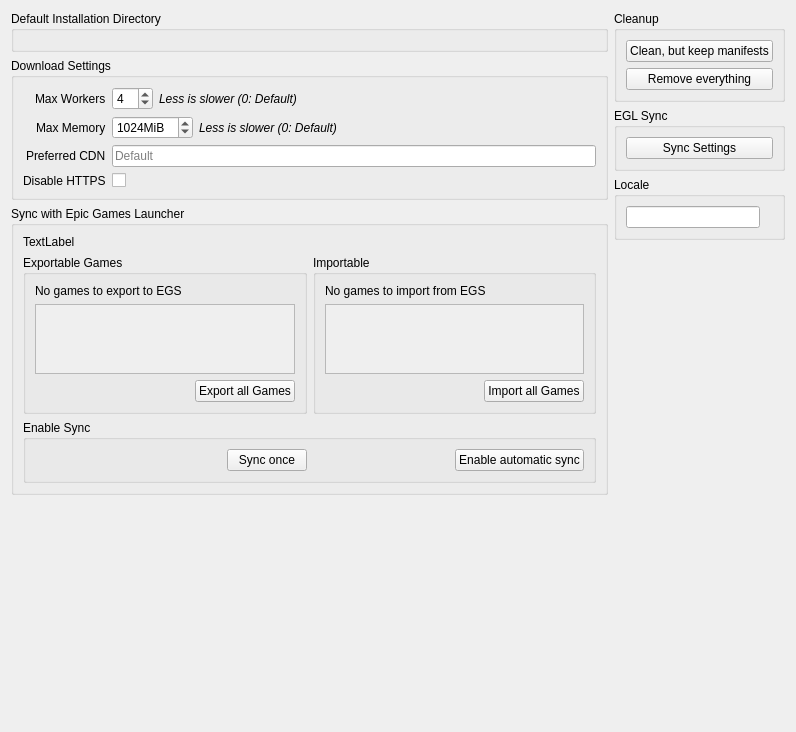
RareDevs/Rare, file rare/ui/components/tabs/settings/legendary.ui: the form before one commit.
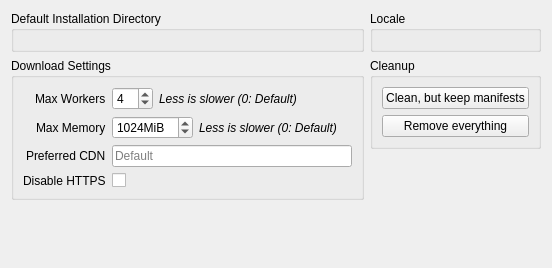
The form after the commit.

Commit message:
Adjust `BrowserLogin` to use `IndicatorLineEdit` Adjust Locale in `LegendarySettings` to use `IndicatorLineEdit` Adjust `InstallDialog` to conform with new `PathEdit` `edit_func` specification
This commit temporarily removes `EGLSync` from `LegendarySettings`
as it is being worked on.

Patch:
```diff
--- a/rare/ui/components/tabs/settings/legendary.ui
+++ b/rare/ui/components/tabs/settings/legendary.ui
@@ -6,8 +6,8 @@
    <rect>
     <x>0</x>
     <y>0</y>
-    <width>796</width>
-    <height>732</height>
+    <width>552</width>
+    <height>268</height>
    </rect>
   </property>
   <property name="windowTitle">
@@ -160,152 +160,6 @@
        </layout>
       </widget>
      </item>
-     <item>
-      <widget class="QGroupBox" name="egl_sync_group">
-       <property name="title">
-        <string>Sync with Epic Games Launcher</string>
-       </property>
-       <layout class="QVBoxLayout" name="egl_sync_layout">
-        <item>
-         <layout class="QVBoxLayout" name="manifest_path_layout"/>
-        </item>
-        <item>
-         <widget class="QLabel" name="manifest_path_info">
-          <property name="text">
-              <string notr="true">TextLabel</string>
-          </property>
-         </widget>
-        </item>
-        <item>
-         <layout class="QHBoxLayout" name="export_import_layout">
-          <item>
-           <widget class="QGroupBox" name="export_group">
-            <property name="title">
-             <string>Exportable Games</string>
-            </property>
-            <layout class="QVBoxLayout" name="export_layout">
-             <item>
-              <widget class="QLabel" name="export_label">
-               <property name="text">
-                <string>No games to export to EGS</string>
-               </property>
-              </widget>
-             </item>
-             <item>
-              <widget class="QScrollArea" name="export_scroll">
-               <property name="sizeAdjustPolicy">
-                <enum>QAbstractScrollArea::AdjustIgnored</enum>
-               </property>
-               <property name="widgetResizable">
-                <bool>true</bool>
-               </property>
-               <widget class="QWidget" name="export_contents">
-                <property name="geometry">
-                 <rect>
-                  <x>0</x>
-                  <y>0</y>
-                  <width>248</width>
-                  <height>18</height>
-                 </rect>
-                </property>
-                <property name="sizePolicy">
-                 <sizepolicy hsizetype="Preferred" vsizetype="Maximum">
-                  <horstretch>0</horstretch>
-                  <verstretch>0</verstretch>
-                 </sizepolicy>
-                </property>
-                <layout class="QVBoxLayout" name="exportable_layout"/>
-               </widget>
-              </widget>
-             </item>
-             <item alignment="Qt::AlignRight">
-              <widget class="QPushButton" name="export_all_button">
-               <property name="text">
-                <string>Export all Games</string>
-               </property>
-              </widget>
-             </item>
-            </layout>
-           </widget>
-          </item>
-          <item>
-           <widget class="QGroupBox" name="import_group">
-            <property name="title">
-             <string>Importable</string>
-            </property>
-            <layout class="QVBoxLayout" name="import_layout">
-             <item>
-              <widget class="QLabel" name="import_label">
-               <property name="text">
-                <string>No games to import from EGS</string>
-               </property>
-              </widget>
-             </item>
-             <item>
-              <widget class="QScrollArea" name="import_scroll">
-               <property name="sizeAdjustPolicy">
-                <enum>QAbstractScrollArea::AdjustIgnored</enum>
-               </property>
-               <property name="widgetResizable">
-                <bool>true</bool>
-               </property>
-               <widget class="QWidget" name="import_contents">
-                <property name="geometry">
-                 <rect>
-                  <x>0</x>
-                  <y>0</y>
-                  <width>247</width>
-                  <height>18</height>
-                 </rect>
-                </property>
-                <property name="sizePolicy">
-                 <sizepolicy hsizetype="Preferred" vsizetype="Maximum">
-                  <horstretch>0</horstretch>
-                  <verstretch>0</verstretch>
-                 </sizepolicy>
-                </property>
-                <layout class="QVBoxLayout" name="importable_layout"/>
-               </widget>
-              </widget>
-             </item>
-             <item alignment="Qt::AlignRight">
-              <widget class="QPushButton" name="import_all_button">
-               <property name="text">
-                <string>Import all Games</string>
-               </property>
-              </widget>
-             </item>
-            </layout>
-           </widget>
-          </item>
-         </layout>
-        </item>
-        <item>
-         <widget class="QGroupBox" name="enable_sync_group">
-          <property name="title">
-           <string>Enable Sync</string>
-          </property>
-          <layout class="QHBoxLayout" name="enable_sync_layout">
-           <item alignment="Qt::AlignRight">
-            <widget class="QPushButton" name="sync_once_button">
-             <property name="text">
-              <string>Sync once</string>
-             </property>
-            </widget>
-           </item>
-           <item alignment="Qt::AlignRight">
-            <widget class="QPushButton" name="enable_sync_button">
-             <property name="text">
-              <string>Enable automatic sync</string>
-             </property>
-            </widget>
-           </item>
-          </layout>
-         </widget>
-        </item>
-       </layout>
-      </widget>
-     </item>
      <item>
       <spacer name="left_vspacer">
        <property name="orientation">
@@ -323,6 +177,20 @@
    </item>
    <item>
     <layout class="QVBoxLayout" name="right_layout">
+     <item>
+      <widget class="QGroupBox" name="locale_group">
+       <property name="sizePolicy">
+        <sizepolicy hsizetype="Preferred" vsizetype="Preferred">
+         <horstretch>0</horstretch>
+         <verstretch>0</verstretch>
+        </sizepolicy>
+       </property>
+       <property name="title">
+        <string>Locale</string>
+       </property>
+       <layout class="QVBoxLayout" name="locale_layout"/>
+      </widget>
+     </item>
      <item>
       <widget class="QGroupBox" name="cleanup_group">
        <property name="title">
@@ -346,63 +214,6 @@
        </layout>
       </widget>
      </item>
-     <item>
-      <widget class="QGroupBox" name="egl_sync">
-       <property name="title">
-        <string>EGL Sync</string>
-       </property>
-       <layout class="QVBoxLayout" name="egl_sync_layout_3">
-        <item>
-         <widget class="QPushButton" name="egl_sync_button">
-          <property name="text">
-           <string>Sync Settings</string>
-          </property>
-         </widget>
-        </item>
-       </layout>
-      </widget>
-     </item>
-     <item>
-      <widget class="QGroupBox" name="locale_gb">
-       <property name="sizePolicy">
-        <sizepolicy hsizetype="Preferred" vsizetype="Preferred">
-         <horstretch>0</horstretch>
-         <verstretch>0</verstretch>
-        </sizepolicy>
-       </property>
-       <property name="title">
-        <string>Locale</string>
-       </property>
-       <layout class="QHBoxLayout" name="horizontalLayout">
-        <item>
-         <widget class="QLineEdit" name="locale_lineedit">
-          <property name="sizePolicy">
-           <sizepolicy hsizetype="Minimum" vsizetype="Fixed">
-            <horstretch>0</horstretch>
-            <verstretch>0</verstretch>
-           </sizepolicy>
-          </property>
-          <property name="placeholderText">
-           <string/>
-          </property>
-         </widget>
-        </item>
-        <item>
-         <widget class="QLabel" name="indicator_label">
-          <property name="sizePolicy">
-           <sizepolicy hsizetype="Maximum" vsizetype="Preferred">
-            <horstretch>0</horstretch>
-            <verstretch>0</verstretch>
-           </sizepolicy>
-          </property>
-          <property name="text">
-           <string/>
-          </property>
-         </widget>
-        </item>
-       </layout>
-      </widget>
-     </item>
      <item>
       <spacer name="right_vspacer">
        <property name="orientation">
```
The commit also changes 8 other files.
